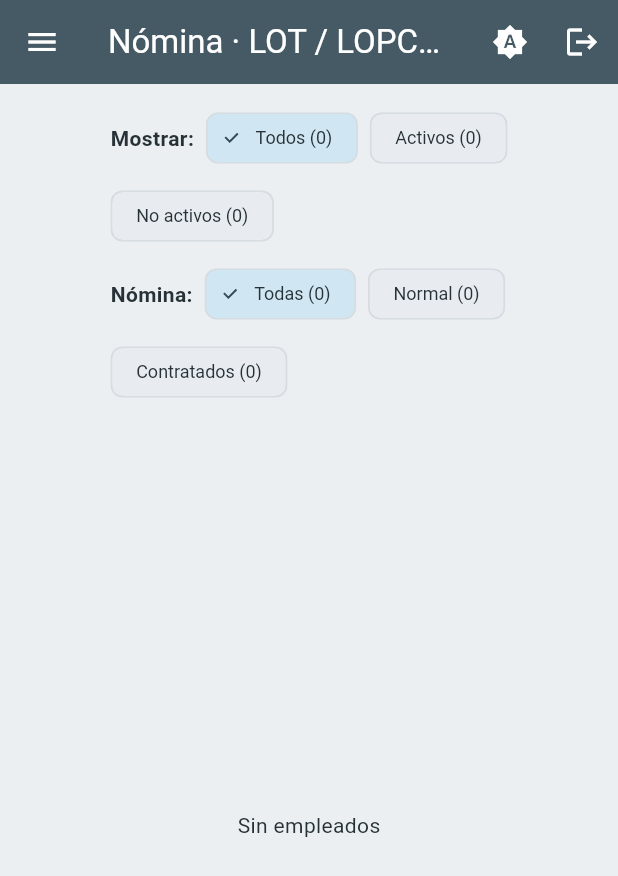
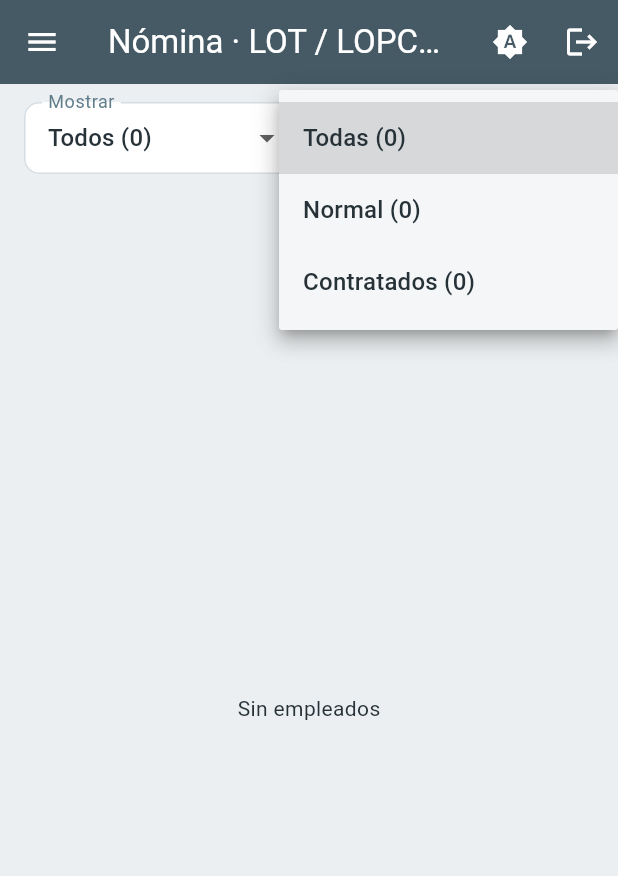
Before and after one commit to JaiMonta/NominaNE, a Flutter app: the screen it shows once a user with an empty profile is signed in, after a tap on an icon or button, on a phone screen of 412 x 824 dp. Shown: the top 876 px of the screen. Run offline on Flutter 3.47's test engine with Material 3 defaults, Android fonts, the phone set to English and light mode, and no system bars; our stand-ins replace google_fonts, pdf, printing, supabase_flutter; accounts and stored records are empty; network calls fail.

Commit message:
Filtros moviles, aviso de parametros y novedades al aprobar
- Empleados: selectores compactos Mostrar/Nomina en movil

- Parametros: se elimina el aviso obsoleto

- Migracion 012: aprobar_nomina borra novedades no recurrentes de empleados de la nomina en el periodo

- Nominas: confirmacion al aprobar y SnackBar con el conteo

```diff
--- a/lib/pages/empleados_page.dart
+++ b/lib/pages/empleados_page.dart
@@ -51,6 +51,69 @@ class _EmpleadosPageState extends State<EmpleadosPage> {
           selected: _modalidad == valor,
           onSelected: (_) => setState(() => _modalidad = valor),
         );
+    if (esMovil(context)) {
+      return Padding(
+        padding: const EdgeInsets.fromLTRB(16, 12, 16, 4),
+        child: Row(
+          crossAxisAlignment: CrossAxisAlignment.start,
+          children: [
+            Expanded(
+              child: DropdownButtonFormField<String>(
+                initialValue: _estado == null
+                    ? 'todos'
+                    : (_estado! ? 'activos' : 'inactivos'),
+                isExpanded: true,
+                isDense: true,
+                decoration: const InputDecoration(
+                  labelText: 'Mostrar',
+                  border: OutlineInputBorder(),
+                  contentPadding:
+                      EdgeInsets.symmetric(horizontal: 12, vertical: 10),
+                ),
+                items: [
+                  DropdownMenuItem(
+                      value: 'todos', child: Text('Todos (${l.length})')),
+                  DropdownMenuItem(
+                      value: 'activos', child: Text('Activos ($activos)')),
+                  DropdownMenuItem(
+                      value: 'inactivos',
+                      child: Text('No activos ($inactivos)')),
+                ],
+                onChanged: (v) => setState(() {
+                  _estado =
+                      v == 'activos' ? true : (v == 'inactivos' ? false : null);
+                }),
+              ),
+            ),
+            const SizedBox(width: 8),
+            Expanded(
+              child: DropdownButtonFormField<String>(
+                initialValue: _modalidad ?? 'todas',
+                isExpanded: true,
+                isDense: true,
+                decoration: const InputDecoration(
+                  labelText: 'Nómina',
+                  border: OutlineInputBorder(),
+                  contentPadding:
+                      EdgeInsets.symmetric(horizontal: 12, vertical: 10),
+                ),
+                items: [
+                  DropdownMenuItem(
+                      value: 'todas', child: Text('Todas (${l.length})')),
+                  DropdownMenuItem(
+                      value: 'normal', child: Text('Normal ($normales)')),
+                  DropdownMenuItem(
+                      value: 'contratado',
+                      child: Text('Contratados ($contratados)')),
+                ],
+                onChanged: (v) => setState(
+                    () => _modalidad = v == 'todas' ? null : v),
+              ),
+            ),
+          ],
+        ),
+      );
+    }
     return Padding(
       padding: const EdgeInsets.fromLTRB(16, 12, 16, 4),
       child: Column(
--- a/lib/services/repo.dart
+++ b/lib/services/repo.dart
@@ -156,6 +156,11 @@ class Repo {
 
   static Future<void> cambiarEstado(String id, String estado) =>
       db.from('nominas').update({'estado': estado}).eq('id', id);
+
+  static Future<int> aprobarNomina(String id) async {
+    final res = await db.rpc('aprobar_nomina', params: {'p_nomina_id': id});
+    return res is num ? res.toInt() : 0;
+  }
 
   static Future<void> borrarNomina(String id) =>
       db.from('nominas').delete().eq('id', id);
```
Also changed, not shown: lib/pages/nominas_page.dart (+35 -0 lines), lib/pages/parametros_page.dart (+0 -10 lines), 2 other files.
